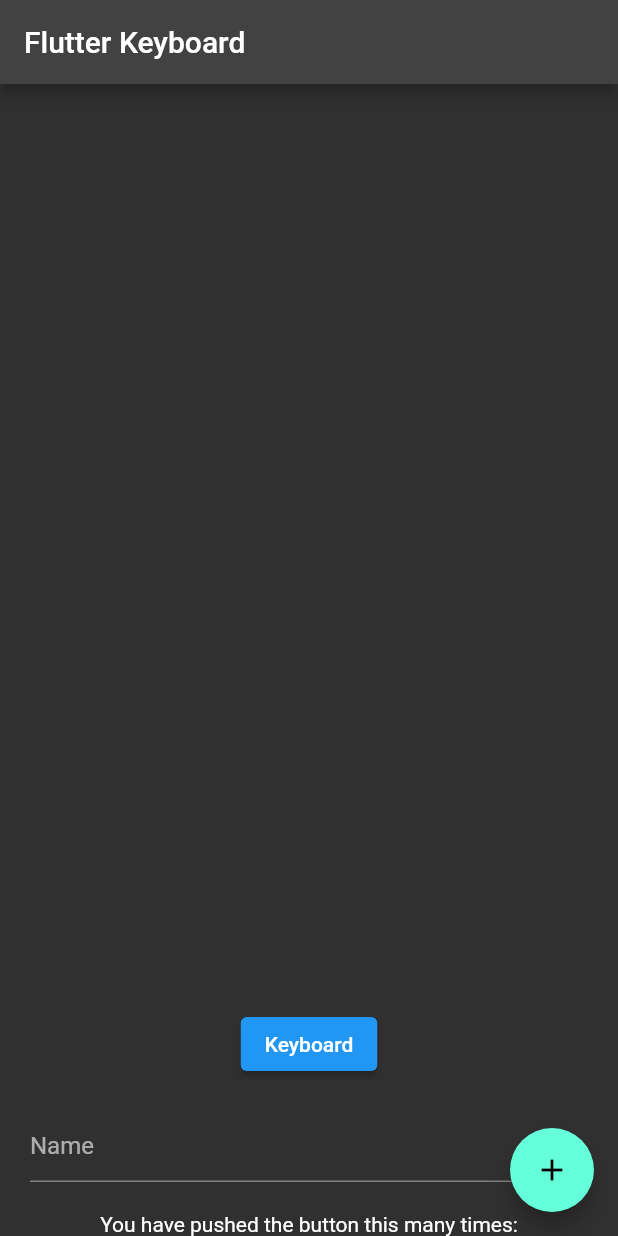
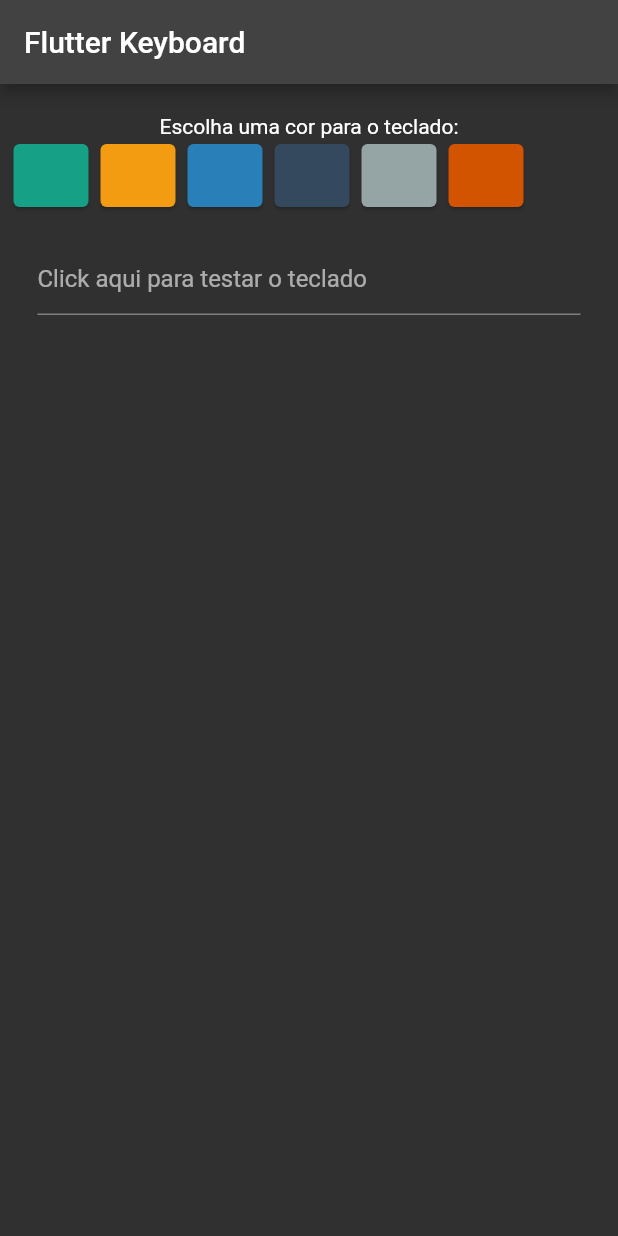
Before and after one commit to israelhudson/TecladoHibrido, a Flutter app: the screen it shows after launch, on a phone screen of 412 x 824 dp. Run offline on Flutter 3.47's test engine with Material 2 defaults, Android fonts, the phone set to English and light mode, and no system bars; our stand-ins replace cloud_firestore, firebase_core; accounts and stored records are empty.

Commit message:
set many colors keyboard

```diff
--- /dev/null
+++ b/keyboard_cursive_writing/lib/features/customize/page/customize_page.dart
@@ -0,0 +1,87 @@
+import 'package:cloud_firestore/cloud_firestore.dart';
+import 'package:flutter/material.dart';
+import 'package:keyboard_cursive_writing/controller.dart';
+
+class CustomizePage extends StatefulWidget {
+  const CustomizePage({Key? key}) : super(key: key);
+
+  @override
+  State<CustomizePage> createState() => _CustomizePageState();
+}
+
+class _CustomizePageState extends State<CustomizePage> {
+  late final Controller controller;
+
+  FirebaseFirestore db = FirebaseFirestore.instance;
+  @override
+  void initState() {
+    super.initState();
+    controller = Controller(db);
+  }
+
+  @override
+  Widget build(BuildContext context) {
+    return Scaffold(
+      appBar: AppBar(
+        title: const Text('Flutter Keyboard'),
+      ),
+      body: Container(
+        alignment: Alignment.center,
+        padding: const EdgeInsets.only(top: 20, left: 5, right: 5),
+        child: Column(
+          mainAxisAlignment: MainAxisAlignment.start,
+          children: <Widget>[
+            const Text(
+              "Escolha uma cor para o teclado:",
+            ),
+            Container(
+              width: double.infinity,
+              height: 50,
+              alignment: Alignment.center,
+              child: ListView(
+                scrollDirection: Axis.horizontal,
+                children: [
+                  widgetSetColor(
+                      color: const Color(0xFF16a085), hexaColor: "0xFF16a085"),
+                  widgetSetColor(
+                      color: const Color(0xFFf39c12), hexaColor: "0xFFf39c12"),
+                  widgetSetColor(
+                      color: const Color(0xFF2980b9), hexaColor: "0xFF2980b9"),
+                  widgetSetColor(
+                      color: const Color(0xFF34495e), hexaColor: "0xFF34495e"),
+                  widgetSetColor(
+                      color: const Color(0xFF95a5a6), hexaColor: "0xFF95a5a6"),
+                  widgetSetColor(
+                      color: const Color(0xFFd35400), hexaColor: "0xFFd35400"),
+                ],
+              ),
+            ),
+            Padding(
+              padding: const EdgeInsets.all(20.0),
+              child: TextFormField(
+                decoration: const InputDecoration(
+                    hintText: "Click aqui para testar o teclado"),
+              ),
+            ),
+          ],
+        ),
+      ),
+    );
+  }
+
+  Widget widgetSetColor({Color color = Colors.teal, hexaColor = "0xFF1abc9c"}) {
+    return InkWell(
+      onTap: () {
+        controller.update(color: hexaColor);
+      },
+      child: Card(
+        color: color,
+        child: Container(
+          width: 50,
+          height: 50,
+          color: Colors.transparent,
+        ),
+      ),
+    );
+  }
+}
--- a/keyboard_cursive_writing/lib/main.dart
+++ b/keyboard_cursive_writing/lib/main.dart
@@ -1,8 +1,7 @@
-import 'package:cloud_firestore/cloud_firestore.dart';
 import 'package:firebase_core/firebase_core.dart';
 import 'package:flutter/material.dart';
-import 'package:keyboard_cursive_writing/controller.dart';
-import 'package:keyboard_cursive_writing/keyboard_ui.dart';
+import 'package:keyboard_cursive_writing/features/customize/page/customize_page.dart';
+import 'package:keyboard_cursive_writing/features/keyboard/ui/keyboard_ui.dart';
 
 import 'firebase_options.dart';
 
@@ -24,84 +23,10 @@ class MyApp extends StatelessWidget {
         theme: ThemeData.dark(),
         debugShowCheckedModeBanner: false,
         //home: const MyHomePage(title: 'Flutter Demo Home Page'),
-        initialRoute: "/home",
+        initialRoute: "/customize",
         routes: {
           '/keyboard': (context) => const KeyboardUi(),
-          '/home': (context) => const MyHomePage(title: 'Flutter Keyboard'),
+          '/customize': (context) => const CustomizePage(),
         });
   }
 }
-
-class MyHomePage extends StatefulWidget {
-  const MyHomePage({super.key, required this.title});
-
-  final String title;
-
-  @override
-  State<MyHomePage> createState() => _MyHomePageState();
-}
-
-class _MyHomePageState extends State<MyHomePage> {
-  late final Controller controller;
-
-  FirebaseFirestore db = FirebaseFirestore.instance;
-  @override
-  void initState() {
-    super.initState();
-    controller = Controller(db);
-  }
-
-  @override
-  Widget build(BuildContext context) {
-    return Scaffold(
-      appBar: AppBar(
-        title: Text(widget.title),
-      ),
-      body: Center(
-        child: Column(
-          mainAxisAlignment: MainAxisAlignment.center,
-          children: <Widget>[
-            Expanded(
-              child: StreamBuilder<QuerySnapshot>(
-                stream:
-                    FirebaseFirestore.instance.collection('config').snapshots(),
-                builder: (context, snapshot) {
-                  if (snapshot.hasData) {
-                    return ListView.builder(
-                        itemCount: snapshot.data!.docs.length,
-                        itemBuilder: (context, index) {
-                          DocumentSnapshot doc = snapshot.data!.docs[index];
-                          return Text(doc['color']);
-                        });
-                  } else {
-                    return Text("No data");
-                  }
-                },
-              ),
-            ),
-            ElevatedButton(
-              child: const Text("Keyboard"),
-              onPressed: () {
-                controller.add();
-              },
-            ),
-            Padding(
-              padding: const EdgeInsets.all(20.0),
-              child: TextFormField(
-                decoration: InputDecoration(hintText: 'Name'),
-              ),
-            ),
-            const Text(
-              'You have pushed the button this many times:',
-            ),
-          ],
-        ),
-      ),
-      floatingActionButton: FloatingActionButton(
-        onPressed: () {},
-        tooltip: 'Increment',
-        child: const Icon(Icons.add),
-      ), // This trailing comma makes auto-formatting nicer for build methods.
-    );
-  }
-}
--- a/keyboard_cursive_writing/pubspec.yaml
+++ b/keyboard_cursive_writing/pubspec.yaml
@@ -38,6 +38,7 @@ dependencies:
   cupertino_icons: ^1.0.2
   firebase_core: ^1.22.0
   cloud_firestore: ^3.4.7
+  get_it: ^7.2.0
 
 dev_dependencies:
   flutter_test:
```
Also changed, not shown: keyboard_cursive_writing/lib/controller.dart (+7 -0 lines), keyboard_cursive_writing/lib/features/keyboard/ui/keyboard_ui.dart (added, +202 -0 lines), keyboard_cursive_writing/lib/keyboard_ui.dart (deleted, +0 -183 lines), keyboard_cursive_writing/pubspec.lock.
